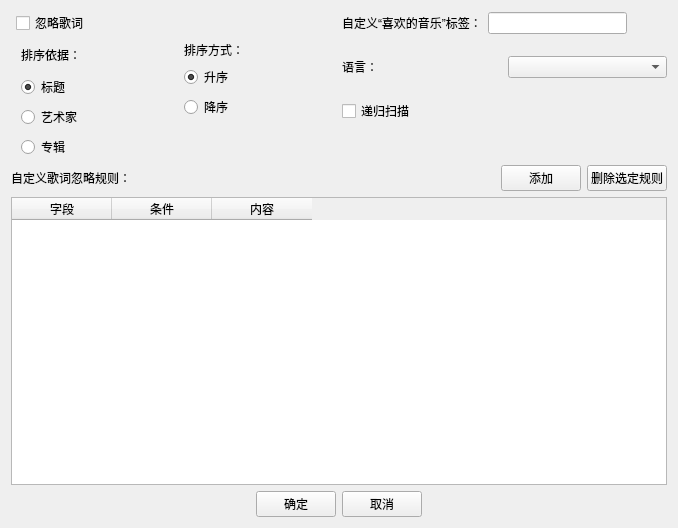
Before: the Qt Designer form src/UI/Settings/Settings.ui in FunnyAWM/MusicSyncTool, drawn with Qt 5.
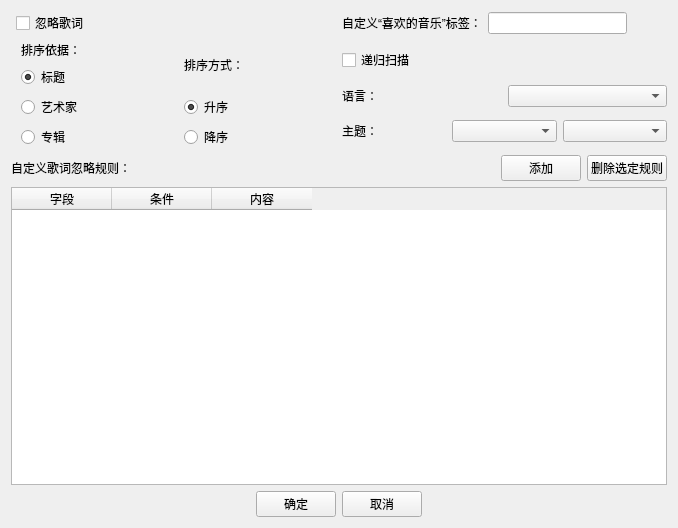
After: the same form once the commit is applied.

What changed in the file:
```diff
--- a/src/UI/Settings/Settings.ui
+++ b/src/UI/Settings/Settings.ui
@@ -16,6 +16,13 @@
   <layout class="QGridLayout" name="gridLayout">
    <item row="1" column="1">
     <layout class="QVBoxLayout" name="verticalLayout_3">
+     <item>
+      <widget class="QCheckBox" name="recursiveScan">
+       <property name="text">
+        <string>递归扫描</string>
+       </property>
+      </widget>
+     </item>
      <item>
       <layout class="QVBoxLayout" name="verticalLayout_2">
        <item>
@@ -54,27 +61,21 @@
       </layout>
      </item>
      <item>
-      <widget class="QCheckBox" name="recursiveScan">
-       <property name="text">
-        <string>递归扫描</string>
-       </property>
-      </widget>
-     </item>
-     <item>
-      <spacer name="verticalSpacer">
-       <property name="orientation">
-        <enum>Qt::Orientation::Vertical</enum>
-       </property>
-       <property name="sizeType">
-        <enum>QSizePolicy::Policy::Preferred</enum>
-       </property>
-       <property name="sizeHint" stdset="0">
-        <size>
-         <width>20</width>
-         <height>20</height>
-        </size>
-       </property>
-      </spacer>
+      <layout class="QHBoxLayout" name="horizontalLayout_7">
+       <item>
+        <widget class="QLabel" name="theme">
+         <property name="text">
+          <string>主题：</string>
+         </property>
+        </widget>
+       </item>
+       <item>
+        <widget class="QComboBox" name="themeColor"/>
+       </item>
+       <item>
+        <widget class="QComboBox" name="themeLD"/>
+       </item>
+      </layout>
      </item>
     </layout>
    </item>
@@ -171,22 +172,6 @@
          </attribute>
         </widget>
        </item>
-       <item>
-        <spacer name="verticalSpacer_2">
-         <property name="orientation">
-          <enum>Qt::Orientation::Vertical</enum>
-         </property>
-         <property name="sizeType">
-          <enum>QSizePolicy::Policy::Fixed</enum>
-         </property>
-         <property name="sizeHint" stdset="0">
-          <size>
-           <width>20</width>
-           <height>40</height>
-          </size>
-         </property>
-        </spacer>
-       </item>
       </layout>
      </item>
     </layout>
```
Left out of the diff: 2 changed lines with no effect on the pictures.
